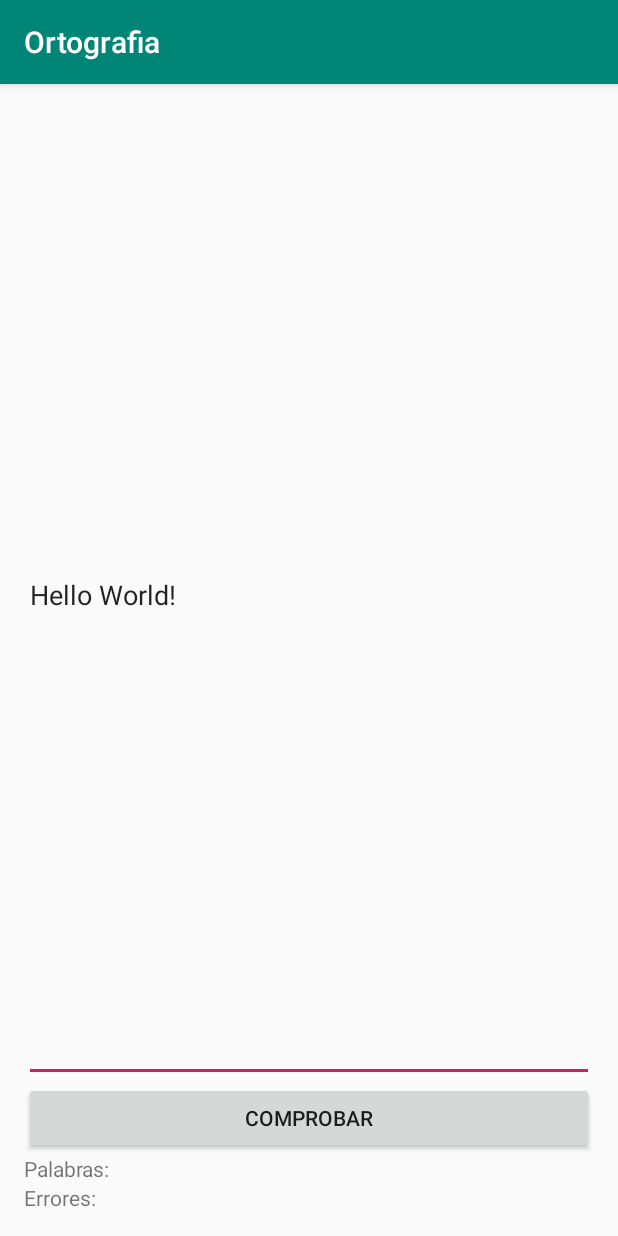
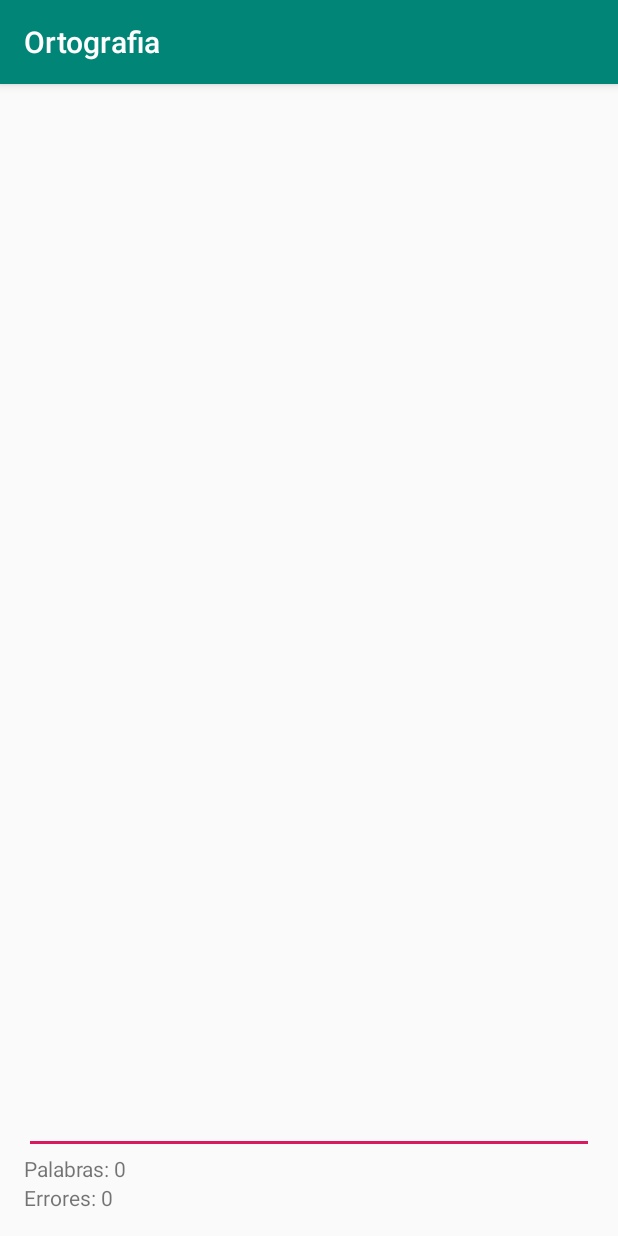
Before and after one commit to MiguelBalderrama97/APPS_10_EXA_PRAC_3_15551395, an Android app: the screen it shows after launch (MainActivity), on a phone screen of 412 x 824 dp. Run offline under Robolectric (Android 15) with nearby library versions, the phone set to English and light mode, and no system bars.

Commit message:
ERRORES - FALTA
Solo cuenta 1 error

```diff
--- a/Ortografia/app/src/main/java/com/example/miguel/ortografia/MainActivity.java
+++ b/Ortografia/app/src/main/java/com/example/miguel/ortografia/MainActivity.java
@@ -1,18 +1,113 @@
 package com.example.miguel.ortografia;
 
+import android.os.Handler;
 import android.support.v7.app.AppCompatActivity;
 import android.os.Bundle;
+import android.text.Editable;
+import android.text.TextWatcher;
+import android.view.View;
 import android.widget.Button;
 import android.widget.EditText;
 import android.widget.TextView;
+import android.widget.Toast;
 
 import org.w3c.dom.Text;
 
 public class MainActivity extends AppCompatActivity {
 
     private EditText etxtText;
-    private Button btnGo;
     private TextView txtWords, txtErrors;
+
+    private String text;
+
+    private final String BAD_WORD = "cion";
+
+    private Handler handlerWords = new Handler();
+    private Runnable runnableWords = new Runnable() {
+        @Override
+        public void run() {
+
+            etxtText.addTextChangedListener(new TextWatcher() {
+                @Override
+                public void beforeTextChanged(CharSequence s, int start, int count, int after) {
+
+                }
+
+                @Override
+                public void onTextChanged(CharSequence s, int start, int before, int count) {
+                    text = etxtText.getText().toString();
+
+                    int palabras = 1;
+                    for (int i = 0; i < text.length(); i++) {
+                        if((i+1) < text.length()){
+                            if (text.charAt(i) == 32 && text.charAt(i+1) != 32) {
+                                palabras++;
+                            }
+                        }
+                    }
+
+                    if (text.length() == 0) {
+                        txtWords.setText("Palabras: 0");
+                    } else {
+                        txtWords.setText("Palabras: " + palabras);
+                    }
+//                Toast.makeText(MainActivity.this, count(text)+"", Toast.LENGTH_SHORT).show();
+                }
+
+                @Override
+                public void afterTextChanged(Editable s) {
+
+                }
+            });
+        }
+    };
+
+    private Thread threadWords = new Thread() {
+        @Override
+        public void run() {
+            super.run();
+            handlerWords.post(runnableWords);
+        }
+    };
+
+    private Handler handlerErros = new Handler();
+    private Runnable runnableErros = new Runnable() {
+        @Override
+        public void run() {
+            etxtText.addTextChangedListener(new TextWatcher() {
+                @Override
+                public void beforeTextChanged(CharSequence s, int start, int count, int after) {
+
+                }
+
+                @Override
+                public void onTextChanged(CharSequence s, int start, int before, int count) {
+                    text = etxtText.getText().toString();
+
+                    int errors = 0;
+                    for(int i = 0; i < text.length(); i++){
+                        if(text.indexOf(BAD_WORD) == i){
+                            errors++;
+                        }
+                        txtErrors.setText("Errores: " + errors);
+                    }
+                }
+
+                @Override
+                public void afterTextChanged(Editable s) {
+
+                }
+            });
+        }
+    };
+
+    private Thread threadErrors = new Thread() {
+        @Override
+        public void run() {
+            super.run();
+            handlerErros.post(runnableErros);
+        }
+    };
 
     @Override
     protected void onCreate(Bundle savedInstanceState) {
@@ -20,8 +115,10 @@ public class MainActivity extends AppCompatActivity {
         setContentView(R.layout.activity_main);
 
         etxtText = findViewById(R.id.etxtTexto);
-        btnGo = findViewById(R.id.btnComprobar);
         txtWords = findViewById(R.id.txtWords);
         txtErrors = findViewById(R.id.txtErrors);
+
+        threadWords.start();
+        threadErrors.start();
     }
 }
--- a/Ortografia/app/src/main/res/layout/activity_main.xml
+++ b/Ortografia/app/src/main/res/layout/activity_main.xml
@@ -13,25 +13,18 @@
         android:layout_width="match_parent"
         android:layout_height="match_parent"
         android:layout_weight="1"
-        android:text="Hello World!"
         android:inputType="textMultiLine"/>
-
-    <Button
-        android:id="@+id/btnComprobar"
-        android:layout_width="match_parent"
-        android:layout_height="wrap_content"
-        android:text="Comprobar"/>
 
     <TextView
         android:id="@+id/txtWords"
         android:layout_width="match_parent"
         android:layout_height="wrap_content"
-        android:text="Palabras:"/>
+        android:text="Palabras: 0"/>
 
     <TextView
         android:id="@+id/txtErrors"
         android:layout_width="match_parent"
         android:layout_height="wrap_content"
-        android:text="Errores:"/>
+        android:text="Errores: 0"/>
 
 </LinearLayout>
```
